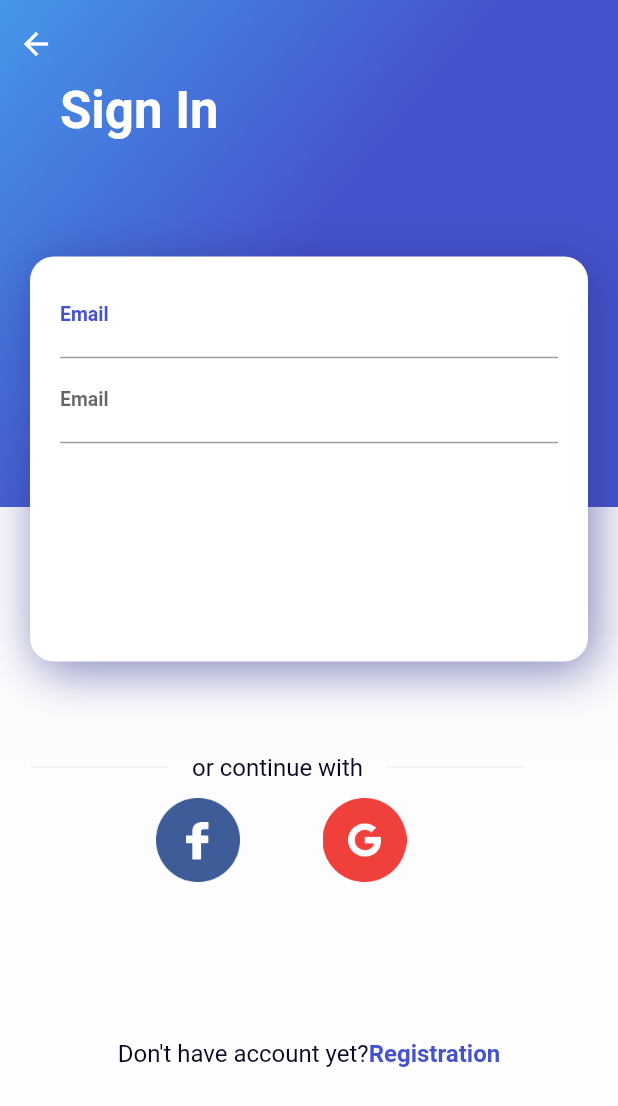
After one commit to hoaingocdev/pet_adoption, a Flutter app: the screen it shows after launch, after a tap on "Sign In", on a phone screen of 412 x 824 dp. The commit adds this screen. Shown: the top 1106 px of the screen. Run offline on Flutter 3.47's test engine with Material 2 defaults, Android fonts, the phone set to English and light mode, and no system bars; our stand-ins replace dots_indicator, smooth_page_indicator; Roboto replaces fonts that are missing (Encode Sans).

Commit message:
update welcome + onboard + implement sign in

```diff
--- a/lib/module/module.dart
+++ b/lib/module/module.dart
@@ -3,4 +3,5 @@
 ///---------------------------------------------------------------
 
 export './onboard/onboard_public.dart';
+export './sign_in/sign_in_public.dart';
 export './welcome/welcome_public.dart';
--- a/lib/module/onboard/onboard_model.dart
+++ b/lib/module/onboard/onboard_model.dart
@@ -23,4 +23,10 @@ class _OnboardModel extends TTChangeNotifier<_OnboardView> {
       curve: Curves.ease,
     );
   }
+
+  void onSignInPressed() {
+    Navigator.of(context).push(MaterialPageRoute(builder: (_) {
+      return createSignIn();
+    }));
+  }
 }
--- a/lib/module/onboard/onboard_state.dart
+++ b/lib/module/onboard/onboard_state.dart
@@ -1,7 +1,6 @@
 part of onboard;
 
 class _OnboardViewState extends TTState<_OnboardModel, _OnboardView> {
-  late bool? isSelected;
   @override
   Widget buildWithModel(BuildContext context, _OnboardModel model) {
     return Scaffold(
@@ -25,9 +24,12 @@ class _OnboardViewState extends TTState<_OnboardModel, _OnboardView> {
                   right: 20,
                   top: 13 + MediaQuery.of(context).padding.top,
                 ),
-                child: Text(
-                  'Sign In',
-                  style: St.body13600.copyWith(color: Cl.violet),
+                child: InkWell(
+                  onTap: model.onSignInPressed,
+                  child: Text(
+                    'Sign In',
+                    style: St.body13600.copyWith(color: Cl.violet),
+                  ),
                 ),
               ),
             ),
--- /dev/null
+++ b/lib/module/sign_in/sign_in_model.dart
@@ -0,0 +1,5 @@
+part of sign_in;
+
+class _SignInModel extends TTChangeNotifier<_SignInView> {
+  void onBackPressed() {}
+}
--- /dev/null
+++ b/lib/module/sign_in/sign_in_public.dart
@@ -0,0 +1,17 @@
+library sign_in;
+
+import 'package:flutter/material.dart';
+import 'package:pet_adoption/res/res.dart';
+import 'package:provider/provider.dart';
+import 'package:pet_adoption/widget/widget.dart';
+
+part 'sign_in_view.dart';
+part 'sign_in_model.dart';
+part 'sign_in_state.dart';
+
+ChangeNotifierProvider<_SignInModel> createSignIn() {
+  return ChangeNotifierProvider<_SignInModel>(
+    create: (_) => _SignInModel(),
+    child: _SignInView(),
+  );
+}
--- /dev/null
+++ b/lib/module/sign_in/sign_in_state.dart
@@ -0,0 +1,179 @@
+part of sign_in;
+
+class _SignInViewState extends TTState<_SignInModel, _SignInView> {
+  @override
+  Widget buildWithModel(BuildContext context, _SignInModel model) {
+    final padding = device.padding.top;
+    return Scaffold(
+      body: Container(
+        decoration: const BoxDecoration(
+          gradient: LinearGradient(
+            colors: [
+              Cl.clF9F8FD,
+              Cl.white,
+            ],
+            begin: Alignment.topCenter,
+            end: Alignment.bottomCenter,
+          ),
+        ),
+        child: Stack(
+          children: [
+            Column(
+              children: [
+                Container(
+                  padding: EdgeInsets.only(top: 5 + padding),
+                  width: double.infinity,
+                  height: 338 + padding,
+                  decoration: const BoxDecoration(
+                    gradient: LinearGradient(
+                      colors: [
+                        Cl.cl4596EA,
+                        Cl.cl4552CB,
+                      ],
+                      begin: Alignment.topLeft,
+                      end: Alignment.bottomRight,
+                      stops: [0, 0.5],
+                    ),
+                  ),
+                  child: Column(
+                    crossAxisAlignment: CrossAxisAlignment.start,
+                    children: [
+                      IconButton(
+                        onPressed: model.onBackPressed,
+                        icon: const Icon(
+                          Icons.arrow_back,
+                          color: Cl.white,
+                        ),
+                      ),
+                      Padding(
+                        padding: const EdgeInsets.only(left: 40),
+                        child: Text(
+                          'Sign In ',
+                          style: St.body34700.copyWith(color: Cl.white),
+                        ),
+                      ),
+                    ],
+                  ),
+                ),
+                const SizedBox(height: 164),
+                Padding(
+                  padding: const EdgeInsets.symmetric(horizontal: 20),
+                  child: Row(
+                    children: [
+                      Container(
+                        height: 1,
+                        width: 92,
+                        color: Cl.clF0F0F8,
+                      ),
+                      const SizedBox(width: 16),
+                      Text(
+                        'or continue with',
+                        style: St.body16400.copyWith(color: Cl.black),
+                      ),
+                      const SizedBox(width: 16),
+                      Container(
+                        height: 1,
+                        width: 92,
+                        color: Cl.clF0F0F8,
+                      ),
+                    ],
+                  ),
+                ),
+                const SizedBox(height: 11),
+                Padding(
+                  padding: const EdgeInsets.symmetric(horizontal: 104),
+                  child: Row(
+                    children: [
+                      Image.asset(Id.ic_facebook),
+                      const SizedBox(width: 55),
+                      Image.asset(Id.ic_gg_red),
+                    ],
+                  ),
+                ),
+                const SizedBox(height: 105),
+                RichText(
+                  text: TextSpan(
+                    text: 'Don\'t have account yet?',
+                    style: St.body16400.copyWith(
+                      color: Cl.black,
+                    ),
+                    children: [
+                      TextSpan(
+                        text: 'Registration',
+                        style: St.body16700.copyWith(
+                          color: Cl.violet,
+                        ),
+                      )
+                    ],
+                  ),
+                )
+              ],
+            ),
+            Positioned(
+              top: 171 + padding,
+              left: 20,
+              right: 20,
+              child: bulidShadow(),
+            )
+          ],
+        ),
+      ),
+      //
+    );
+  }
+
+  Widget bulidShadow() {
+    return Container(
+      height: 270,
+      decoration: BoxDecoration(
+        boxShadow: [
+          BoxShadow(
+            color: Cl.cl2D368A.withOpacity(0.6),
+            offset: const Offset(4, 6),
+            blurRadius: 28,
+          ),
+        ],
+        borderRadius: BorderRadius.circular(16),
+        color: Cl.white,
+      ),
+      child: Padding(
+        padding: const EdgeInsets.symmetric(horizontal: 20),
+        child: Column(
+          children: [
+            const SizedBox(height: 11),
+            TextField(
+              cursorColor: Cl.violet,
+              decoration: InputDecoration(
+                  labelText: 'Email',
+                  labelStyle: St.body13600.copyWith(color: Cl.violet),
+                  focusedBorder: UnderlineInputBorder(
+                    borderRadius: BorderRadius.circular(0),
+                    borderSide: const BorderSide(color: Cl.violet, width: 3),
+                  )
+                  // OutlineInputBorder(
+                  //   borderRadius: BorderRadius.circular(20),
+                  //   borderSide: BorderSide.none,
+                  // ),
+                  ),
+            ),
+            TextField(
+              cursorColor: Cl.violet,
+              decoration: InputDecoration(
+                  labelText: 'Email',
+                  labelStyle: St.body13600,
+                  focusedBorder: UnderlineInputBorder(
+                    borderRadius: BorderRadius.circular(0),
+                    borderSide: const BorderSide(color: Cl.violet, width: 5),
+                  )
+                  // OutlineInputBorder(
+                  //   borderRadius: BorderRadius.circular(20),
+                  //   borderSide: BorderSide.none,
+                  // ),
+                  ),
+            )
+          ],
+        ),
+      ),
+    );
+  }
+}
--- /dev/null
+++ b/lib/module/sign_in/sign_in_view.dart
@@ -0,0 +1,7 @@
+part of sign_in;
+
+class _SignInView extends TTStatefulWidget {
+
+  @override
+  State<StatefulWidget> createState() => _SignInViewState();
+}
--- a/lib/module/welcome/welcome_model.dart
+++ b/lib/module/welcome/welcome_model.dart
@@ -6,4 +6,10 @@ class _WelcomeModel extends TTChangeNotifier<_WelcomeView> {
   void onContinnueWithFacebook() {}
 
   void onCotinueWithGoogle() {}
+
+  void onSignInPressed() {
+    Navigator.of(context).push(MaterialPageRoute(builder: (_) {
+      return createSignIn();
+    }));
+  }
 }
--- a/lib/module/welcome/welcome_public.dart
+++ b/lib/module/welcome/welcome_public.dart
@@ -1,6 +1,7 @@
 library welcome;
 
 import 'package:flutter/material.dart';
+import 'package:pet_adoption/module/module.dart';
 import 'package:pet_adoption/res/res.dart';
 import 'package:provider/provider.dart';
 import 'package:pet_adoption/widget/widget.dart';
--- a/lib/module/welcome/welcome_state.dart
+++ b/lib/module/welcome/welcome_state.dart
@@ -62,7 +62,9 @@ class _WelcomeViewState extends TTState<_WelcomeModel, _WelcomeView> {
                 ),
               ),
               const SizedBox(height: 80),
-              Center(
+              InkWell(
+                onTap: model.onSignInPressed,
+                child: Center(
                   child: RichText(
                     text: TextSpan(
                       text: 'Already have an account?',
@@ -73,6 +75,7 @@ class _WelcomeViewState extends TTState<_WelcomeModel, _WelcomeView> {
                           style: St.body16700.copyWith(color: Cl.white),
                         ),
                       ],
+                    ),
                   ),
                 ),
               )
--- a/lib/res/asset.p.dart
+++ b/lib/res/asset.p.dart
@@ -2,12 +2,12 @@
 /// WARNING: THIS FILE IS GENERATE FILE. SHOULDN'T EDIT THIS FILE.
 ///---------------------------------------------------------------
 
-// ignore_for_file: constant_identifier_names
-
 class Id {
   Id._();
 
+  static const String ic_facebook = 'assets/images/ic_facebook.png';
   static const String ic_fb = 'assets/images/ic_fb.png';
+  static const String ic_gg_red = 'assets/images/ic_gg_red.png';
   static const String ic_google = 'assets/images/ic_google.png';
   static const String img_background1 = 'assets/images/img_background1.png';
   static const String img_background2 = 'assets/images/img_background2.png';
--- a/lib/res/color.p.dart
+++ b/lib/res/color.p.dart
@@ -13,4 +13,6 @@ class Cl {
   static const Color cl4552CB = Color(0xff4552CB);
   static const Color cl4596EA = Color(0xff4596EA);
   static const Color yellow = Color(0xffFFCF6F);
+  static const Color cl2D368A = Color(0xff2D368A);
+  static const Color grey = Color(0xffBBC3CE);
 }
--- a/lib/res/style.p.dart
+++ b/lib/res/style.p.dart
@@ -30,4 +30,9 @@ class St {
     fontWeight: FontWeight.w700,
     fontFamily: Font.encodeSans,
   );
+  static TextStyle body34700 = const TextStyle(
+    fontSize: 34,
+    fontWeight: FontWeight.w700,
+    fontFamily: Font.encodeSans,
+  );
 }
```
Also changed, not shown: assets/images/2.0x/ic_facebook.png (added), assets/images/2.0x/ic_gg_red.png (added), assets/images/3.0x/ic_facebook.png (added), assets/images/3.0x/ic_gg_red.png (added), assets/images/ic_facebook.png (added), assets/images/ic_gg_red.png (added). Lines whose indentation alone changed are shown as unchanged.
